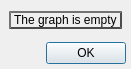
przemekblasiak/petri-net-simulator, file graphdialog.ui: the form before one commit.
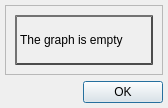
The form after the commit.

Diff of the .ui file:
```diff
--- a/graphdialog.ui
+++ b/graphdialog.ui
@@ -9,8 +9,8 @@
    <rect>
     <x>0</x>
     <y>0</y>
-    <width>131</width>
-    <height>69</height>
+    <width>168</width>
+    <height>99</height>
    </rect>
   </property>
   <property name="sizePolicy">
@@ -38,7 +38,28 @@
    <property name="bottomMargin">
     <number>5</number>
    </property>
-   <item alignment="Qt::AlignHCenter|Qt::AlignVCenter">
+   <item>
+    <widget class="QScrollArea" name="scrollArea">
+     <property name="sizePolicy">
+      <sizepolicy hsizetype="Minimum" vsizetype="Minimum">
+       <horstretch>0</horstretch>
+       <verstretch>0</verstretch>
+      </sizepolicy>
+     </property>
+     <property name="widgetResizable">
+      <bool>true</bool>
+     </property>
+     <widget class="QWidget" name="scrollAreaWidgetContents">
+      <property name="geometry">
+       <rect>
+        <x>0</x>
+        <y>0</y>
+        <width>154</width>
+        <height>44</height>
+       </rect>
+      </property>
+      <layout class="QVBoxLayout" name="verticalLayout_2">
+       <item>
     <widget class="QLabel" name="pixmapLabel">
      <property name="sizePolicy">
       <sizepolicy hsizetype="Minimum" vsizetype="Minimum">
@@ -60,6 +81,10 @@
      <property name="text">
       <string>The graph is empty</string>
      </property>
+        </widget>
+       </item>
+      </layout>
+     </widget>
     </widget>
    </item>
    <item>
```
Lines whose indentation alone changed are shown as unchanged.
